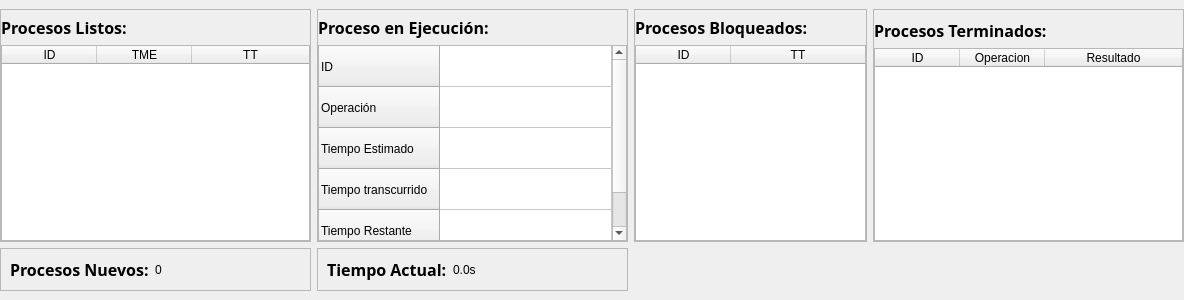
Old version of the form src/MainWindow.ui in the repository angel-lopez9177/Proyecto_SO.
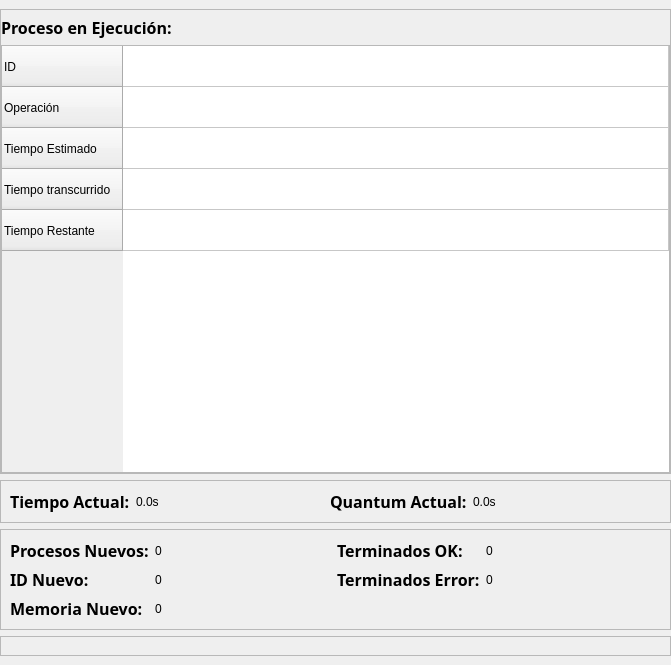
New version of the form. Custom widgets are drawn as their Qt base class.

Diff of the .ui file:
```diff
--- a/src/MainWindow.ui
+++ b/src/MainWindow.ui
@@ -6,15 +6,15 @@
    <rect>
     <x>0</x>
     <y>0</y>
-    <width>1184</width>
-    <height>300</height>
+    <width>671</width>
+    <height>665</height>
    </rect>
   </property>
-  <property name="minimumSize">
-   <size>
-    <width>1100</width>
-    <height>300</height>
-   </size>
+  <property name="sizePolicy">
+   <sizepolicy hsizetype="Maximum" vsizetype="Maximum">
+    <horstretch>0</horstretch>
+    <verstretch>0</verstretch>
+   </sizepolicy>
   </property>
   <property name="focusPolicy">
    <enum>Qt::FocusPolicy::StrongFocus</enum>
@@ -26,125 +26,14 @@
    <property name="focusPolicy">
     <enum>Qt::FocusPolicy::NoFocus</enum>
    </property>
-   <layout class="QGridLayout" name="gridLayout_2">
+   <layout class="QVBoxLayout" name="verticalLayout">
     <property name="leftMargin">
      <number>0</number>
     </property>
     <property name="rightMargin">
      <number>0</number>
     </property>
-    <item row="0" column="4" rowspan="2">
-     <widget class="QFrame" name="Frame_Terminados">
-      <property name="sizePolicy">
-       <sizepolicy hsizetype="Preferred" vsizetype="Preferred">
-        <horstretch>4</horstretch>
-        <verstretch>0</verstretch>
-       </sizepolicy>
-      </property>
-      <property name="minimumSize">
-       <size>
-        <width>250</width>
-        <height>0</height>
-       </size>
-      </property>
-      <property name="frameShape">
-       <enum>QFrame::Shape::StyledPanel</enum>
-      </property>
-      <property name="frameShadow">
-       <enum>QFrame::Shadow::Raised</enum>
-      </property>
-      <layout class="QVBoxLayout" name="verticalLayout_3">
-       <property name="leftMargin">
-        <number>0</number>
-       </property>
-       <property name="rightMargin">
-        <number>0</number>
-       </property>
-       <property name="bottomMargin">
-        <number>0</number>
-       </property>
-       <item>
-        <widget class="QLabel" name="Label_Terminados">
-         <property name="sizePolicy">
-          <sizepolicy hsizetype="Maximum" vsizetype="Maximum">
-           <horstretch>0</horstretch>
-           <verstretch>0</verstretch>
-          </sizepolicy>
-         </property>
-         <property name="font">
-          <font>
-           <family>Trebuchet MS</family>
-           <pointsize>12</pointsize>
-           <bold>true</bold>
-          </font>
-         </property>
-         <property name="text">
-          <string>Procesos Terminados:</string>
-         </property>
-        </widget>
-       </item>
-       <item>
-        <widget class="TablaTerminados" name="Tabla_Terminados">
-         <property name="sizePolicy">
-          <sizepolicy hsizetype="Preferred" vsizetype="Preferred">
-           <horstretch>0</horstretch>
-           <verstretch>0</verstretch>
-          </sizepolicy>
-         </property>
-         <property name="maximumSize">
-          <size>
-           <width>401</width>
-           <height>16777215</height>
-          </size>
-         </property>
-         <property name="focusPolicy">
-          <enum>Qt::FocusPolicy::NoFocus</enum>
-         </property>
-         <property name="rowCount">
-          <number>0</number>
-         </property>
-         <property name="columnCount">
-          <number>3</number>
-         </property>
-         <attribute name="horizontalHeaderVisible">
-          <bool>true</bool>
-         </attribute>
-         <attribute name="horizontalHeaderMinimumSectionSize">
-          <number>80</number>
-         </attribute>
-         <attribute name="horizontalHeaderDefaultSectionSize">
-          <number>85</number>
-         </attribute>
-         <attribute name="horizontalHeaderHighlightSections">
-          <bool>true</bool>
-         </attribute>
-         <attribute name="horizontalHeaderStretchLastSection">
-          <bool>true</bool>
-         </attribute>
-         <attribute name="verticalHeaderStretchLastSection">
-          <bool>false</bool>
-         </attribute>
-         <column>
-          <property name="text">
-           <string>ID</string>
-          </property>
-         </column>
-         <column>
-          <property name="text">
-           <string>Operacion</string>
-          </property>
-         </column>
-         <column>
-          <property name="text">
-           <string>Resultado</string>
-          </property>
-         </column>
-        </widget>
-       </item>
-      </layout>
-     </widget>
-    </item>
-    <item row="0" column="1" rowspan="2" colspan="2">
+    <item>
      <widget class="QFrame" name="Frame_Ejecucion">
       <property name="sizePolicy">
        <sizepolicy hsizetype="Preferred" vsizetype="Preferred">
@@ -322,160 +211,7 @@
       </layout>
      </widget>
     </item>
-    <item row="0" column="0" rowspan="2">
-     <widget class="QFrame" name="Frame_Listos">
-      <property name="sizePolicy">
-       <sizepolicy hsizetype="Preferred" vsizetype="Preferred">
-        <horstretch>4</horstretch>
-        <verstretch>1</verstretch>
-       </sizepolicy>
-      </property>
-      <property name="minimumSize">
-       <size>
-        <width>300</width>
-        <height>0</height>
-       </size>
-      </property>
-      <property name="frameShape">
-       <enum>QFrame::Shape::StyledPanel</enum>
-      </property>
-      <property name="frameShadow">
-       <enum>QFrame::Shadow::Raised</enum>
-      </property>
-      <layout class="QVBoxLayout" name="verticalLayout">
-       <property name="spacing">
-        <number>6</number>
-       </property>
-       <property name="leftMargin">
-        <number>0</number>
-       </property>
-       <property name="topMargin">
-        <number>6</number>
-       </property>
-       <property name="rightMargin">
-        <number>0</number>
-       </property>
-       <property name="bottomMargin">
-        <number>0</number>
-       </property>
-       <item>
-        <widget class="QLabel" name="Label_Listos">
-         <property name="sizePolicy">
-          <sizepolicy hsizetype="Maximum" vsizetype="Maximum">
-           <horstretch>0</horstretch>
-           <verstretch>0</verstretch>
-          </sizepolicy>
-         </property>
-         <property name="font">
-          <font>
-           <family>Trebuchet MS</family>
-           <pointsize>12</pointsize>
-           <bold>true</bold>
-          </font>
-         </property>
-         <property name="text">
-          <string>Procesos Listos:</string>
-         </property>
-        </widget>
-       </item>
-       <item>
-        <widget class="TablaListos" name="Tabla_Listos">
-         <property name="sizePolicy">
-          <sizepolicy hsizetype="Preferred" vsizetype="Preferred">
-           <horstretch>0</horstretch>
-           <verstretch>2</verstretch>
-          </sizepolicy>
-         </property>
-         <property name="focusPolicy">
-          <enum>Qt::FocusPolicy::NoFocus</enum>
-         </property>
-         <attribute name="horizontalHeaderVisible">
-          <bool>true</bool>
-         </attribute>
-         <attribute name="horizontalHeaderCascadingSectionResizes">
-          <bool>false</bool>
-         </attribute>
-         <attribute name="horizontalHeaderMinimumSectionSize">
-          <number>95</number>
-         </attribute>
-         <attribute name="horizontalHeaderDefaultSectionSize">
-          <number>95</number>
-         </attribute>
-         <attribute name="horizontalHeaderHighlightSections">
-          <bool>true</bool>
-         </attribute>
-         <attribute name="horizontalHeaderStretchLastSection">
-          <bool>true</bool>
-         </attribute>
-         <attribute name="verticalHeaderMinimumSectionSize">
-          <number>25</number>
-         </attribute>
-         <attribute name="verticalHeaderDefaultSectionSize">
-          <number>43</number>
-         </attribute>
-         <attribute name="verticalHeaderStretchLastSection">
-          <bool>false</bool>
-         </attribute>
-         <column>
-          <property name="text">
-           <string>ID</string>
-          </property>
-         </column>
-         <column>
-          <property name="text">
-           <string>TME</string>
-          </property>
-         </column>
-         <column>
-          <property name="text">
-           <string>TT</string>
-          </property>
-         </column>
-        </widget>
-       </item>
-      </layout>
-     </widget>
-    </item>
-    <item row="2" column="0">
-     <widget class="QFrame" name="Frame_Procesos">
-      <property name="frameShape">
-       <enum>QFrame::Shape::StyledPanel</enum>
-      </property>
-      <property name="frameShadow">
-       <enum>QFrame::Shadow::Raised</enum>
-      </property>
-      <layout class="QHBoxLayout" name="horizontalLayout_2">
-       <item>
-        <widget class="QLabel" name="Label_Procesos">
-         <property name="sizePolicy">
-          <sizepolicy hsizetype="Maximum" vsizetype="Maximum">
-           <horstretch>0</horstretch>
-           <verstretch>0</verstretch>
-          </sizepolicy>
-         </property>
-         <property name="font">
-          <font>
-           <family>Trebuchet MS</family>
-           <pointsize>12</pointsize>
-           <bold>true</bold>
-          </font>
-         </property>
-         <property name="text">
-          <string>Procesos Nuevos:</string>
-         </property>
-        </widget>
-       </item>
-       <item>
-        <widget class="QLabel" name="Contador_Procesos">
-         <property name="text">
-          <string>0</string>
-         </property>
-        </widget>
-       </item>
-      </layout>
-     </widget>
-    </item>
-    <item row="2" column="1" colspan="2">
+    <item>
      <widget class="QFrame" name="Frame_Tiempo">
       <property name="frameShape">
        <enum>QFrame::Shape::StyledPanel</enum>
@@ -511,23 +247,38 @@
          </property>
         </widget>
        </item>
+       <item>
+        <widget class="QLabel" name="Label_Tiempo_2">
+         <property name="sizePolicy">
+          <sizepolicy hsizetype="Maximum" vsizetype="Maximum">
+           <horstretch>0</horstretch>
+           <verstretch>0</verstretch>
+          </sizepolicy>
+         </property>
+         <property name="font">
+          <font>
+           <family>Trebuchet MS</family>
+           <pointsize>12</pointsize>
+           <bold>true</bold>
+          </font>
+         </property>
+         <property name="text">
+          <string>Quantum Actual:</string>
+         </property>
+        </widget>
+       </item>
+       <item>
+        <widget class="QLabel" name="Contador_Quantum">
+         <property name="text">
+          <string>0.0s</string>
+         </property>
+        </widget>
+       </item>
       </layout>
      </widget>
     </item>
-    <item row="0" column="3" rowspan="2">
-     <widget class="QFrame" name="Frame_Bloqueados">
-      <property name="sizePolicy">
-       <sizepolicy hsizetype="Preferred" vsizetype="Preferred">
-        <horstretch>3</horstretch>
-        <verstretch>0</verstretch>
-       </sizepolicy>
-      </property>
-      <property name="minimumSize">
-       <size>
-        <width>200</width>
-        <height>0</height>
-       </size>
-      </property>
+    <item>
+     <widget class="QFrame" name="Frame_Procesos">
       <property name="frameShape">
        <enum>QFrame::Shape::StyledPanel</enum>
       </property>
@@ -535,124 +286,170 @@
        <enum>QFrame::Shadow::Raised</enum>
       </property>
       <layout class="QGridLayout" name="gridLayout">
-       <property name="leftMargin">
-        <number>0</number>
-       </property>
-       <property name="topMargin">
-        <number>6</number>
-       </property>
-       <property name="rightMargin">
-        <number>0</number>
-       </property>
-       <property name="bottomMargin">
-        <number>0</number>
-       </property>
-       <property name="horizontalSpacing">
-        <number>0</number>
-       </property>
-       <property name="verticalSpacing">
-        <number>6</number>
-       </property>
-       <item row="0" column="0">
-        <widget class="QLabel" name="Label_Bloqueados">
-         <property name="sizePolicy">
-          <sizepolicy hsizetype="Maximum" vsizetype="Maximum">
-           <horstretch>0</horstretch>
-           <verstretch>0</verstretch>
-          </sizepolicy>
+       <item row="0" column="1">
+        <widget class="QLabel" name="Contador_Procesos">
+         <property name="text">
+          <string>0</string>
          </property>
-         <property name="font">
-          <font>
-           <family>Trebuchet MS</family>
-           <pointsize>12</pointsize>
-           <bold>true</bold>
-          </font>
-         </property>
+        </widget>
+       </item>
+       <item row="1" column="1">
+        <widget class="QLabel" name="Label_SiguienteID">
          <property name="text">
-          <string>Procesos Bloqueados:</string>
+          <string>0</string>
          </property>
         </widget>
        </item>
        <item row="1" column="0">
-        <widget class="TablaBloqueados" name="Tabla_Bloqueados">
+        <widget class="QLabel" name="Label_Procesos_2">
          <property name="sizePolicy">
-          <sizepolicy hsizetype="Preferred" vsizetype="Preferred">
+          <sizepolicy hsizetype="Maximum" vsizetype="Maximum">
            <horstretch>0</horstretch>
            <verstretch>0</verstretch>
           </sizepolicy>
          </property>
-         <property name="focusPolicy">
-          <enum>Qt::FocusPolicy::NoFocus</enum>
+         <property name="font">
+          <font>
+           <family>Trebuchet MS</family>
+           <pointsize>12</pointsize>
+           <bold>true</bold>
+          </font>
          </property>
-         <property name="lineWidth">
-          <number>1</number>
+         <property name="text">
+          <string>ID Nuevo:</string>
          </property>
-         <attribute name="horizontalHeaderVisible">
-          <bool>true</bool>
-         </attribute>
-         <attribute name="horizontalHeaderCascadingSectionResizes">
-          <bool>false</bool>
-         </attribute>
-         <attribute name="horizontalHeaderMinimumSectionSize">
-          <number>95</number>
-         </attribute>
-         <attribute name="horizontalHeaderDefaultSectionSize">
-          <number>95</number>
-         </attribute>
-         <attribute name="horizontalHeaderHighlightSections">
-          <bool>true</bool>
-         </attribute>
-         <attribute name="horizontalHeaderStretchLastSection">
-          <bool>true</bool>
-         </attribute>
-         <attribute name="verticalHeaderMinimumSectionSize">
-          <number>25</number>
-         </attribute>
-         <attribute name="verticalHeaderDefaultSectionSize">
-          <number>43</number>
-         </attribute>
-         <attribute name="verticalHeaderStretchLastSection">
-          <bool>false</bool>
-         </attribute>
-         <column>
-          <property name="text">
-           <string>ID</string>
-          </property>
-         </column>
-         <column>
-          <property name="text">
-           <string>TT</string>
-          </property>
-         </column>
+        </widget>
+       </item>
+       <item row="2" column="1">
+        <widget class="QLabel" name="Label_SiguienteTamano">
+         <property name="text">
+          <string>0</string>
+         </property>
+        </widget>
+       </item>
+       <item row="0" column="2">
+        <widget class="QLabel" name="Label_Procesos_4">
+         <property name="sizePolicy">
+          <sizepolicy hsizetype="Maximum" vsizetype="Maximum">
+           <horstretch>0</horstretch>
+           <verstretch>0</verstretch>
+          </sizepolicy>
+         </property>
+         <property name="font">
+          <font>
+           <family>Trebuchet MS</family>
+           <pointsize>12</pointsize>
+           <bold>true</bold>
+          </font>
+         </property>
+         <property name="text">
+          <string>Terminados OK:</string>
+         </property>
+        </widget>
+       </item>
+       <item row="1" column="2">
+        <widget class="QLabel" name="Label_Procesos_5">
+         <property name="sizePolicy">
+          <sizepolicy hsizetype="Maximum" vsizetype="Maximum">
+           <horstretch>0</horstretch>
+           <verstretch>0</verstretch>
+          </sizepolicy>
+         </property>
+         <property name="font">
+          <font>
+           <family>Trebuchet MS</family>
+           <pointsize>12</pointsize>
+           <bold>true</bold>
+          </font>
+         </property>
+         <property name="text">
+          <string>Terminados Error:</string>
+         </property>
+        </widget>
+       </item>
+       <item row="2" column="0">
+        <widget class="QLabel" name="Label_Procesos_3">
+         <property name="sizePolicy">
+          <sizepolicy hsizetype="Maximum" vsizetype="Maximum">
+           <horstretch>0</horstretch>
+           <verstretch>0</verstretch>
+          </sizepolicy>
+         </property>
+         <property name="font">
+          <font>
+           <family>Trebuchet MS</family>
+           <pointsize>12</pointsize>
+           <bold>true</bold>
+          </font>
+         </property>
+         <property name="text">
+          <string>Memoria Nuevo:</string>
+         </property>
+        </widget>
+       </item>
+       <item row="0" column="0">
+        <widget class="QLabel" name="Label_Procesos">
+         <property name="sizePolicy">
+          <sizepolicy hsizetype="Maximum" vsizetype="Maximum">
+           <horstretch>0</horstretch>
+           <verstretch>0</verstretch>
+          </sizepolicy>
+         </property>
+         <property name="font">
+          <font>
+           <family>Trebuchet MS</family>
+           <pointsize>12</pointsize>
+           <bold>true</bold>
+          </font>
+         </property>
+         <property name="text">
+          <string>Procesos Nuevos:</string>
+         </property>
+        </widget>
+       </item>
+       <item row="0" column="3">
+        <widget class="QLabel" name="Label_ContadorTerminadosOK">
+         <property name="text">
+          <string>0</string>
+         </property>
+        </widget>
+       </item>
+       <item row="1" column="3">
+        <widget class="QLabel" name="Label_ContadorTerminadosError">
+         <property name="text">
+          <string>0</string>
+         </property>
         </widget>
        </item>
       </layout>
      </widget>
     </item>
+    <item>
+     <widget class="QFrame" name="frameMemoria">
+      <property name="sizePolicy">
+       <sizepolicy hsizetype="Preferred" vsizetype="Preferred">
+        <horstretch>0</horstretch>
+        <verstretch>0</verstretch>
+       </sizepolicy>
+      </property>
+      <property name="frameShape">
+       <enum>QFrame::Shape::StyledPanel</enum>
+      </property>
+      <property name="frameShadow">
+       <enum>QFrame::Shadow::Raised</enum>
+      </property>
+      <layout class="QVBoxLayout" name="layoutMemoria"/>
+     </widget>
+    </item>
    </layout>
   </widget>
  </widget>
  <customwidgets>
-  <customwidget>
-   <class>TablaListos</class>
-   <extends>QTableWidget</extends>
-   <header>TablaListos.h</header>
-  </customwidget>
   <customwidget>
    <class>TablaEjecucion</class>
    <extends>QTableWidget</extends>
    <header>TablaEjecucion.h</header>
   </customwidget>
-  <customwidget>
-   <class>TablaTerminados</class>
-   <extends>QTableWidget</extends>
-   <header>TablaTerminados.h</header>
-  </customwidget>
-  <customwidget>
-   <class>TablaBloqueados</class>
-   <extends>QTableWidget</extends>
-   <header>TablaBloqueados.h</header>
-  </customwidget>
  </customwidgets>
  <resources/>
  <connections/>
```
